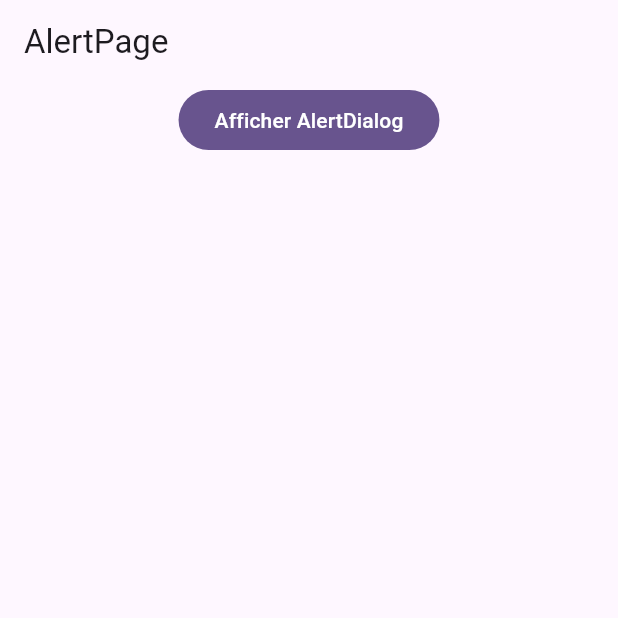
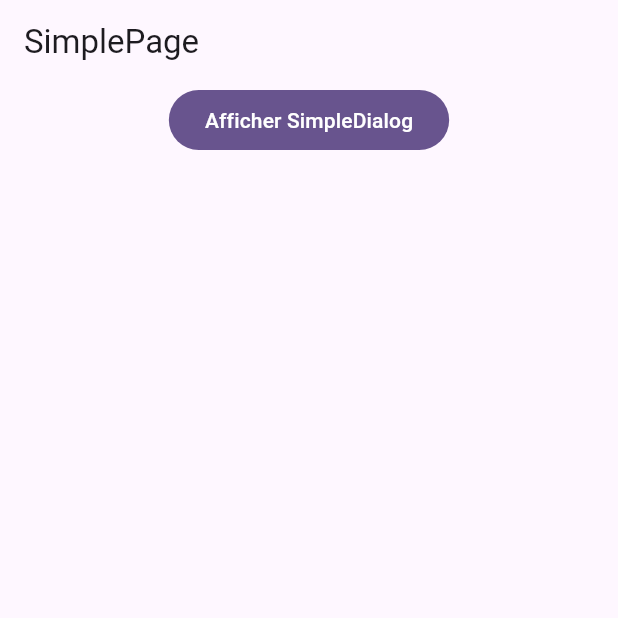
Before and after one commit to fabienlierville/flutter_di22-1_navigation, a Flutter app: the screen it shows after launch, on a phone screen of 412 x 824 dp, the top half of it. Run offline on Flutter 3.47's test engine with Material 3 defaults, Android fonts, the phone set to English and light mode, and no system bars.

Commit message:
SimpleDialog

```diff
--- a/lib/main.dart
+++ b/lib/main.dart
@@ -1,5 +1,6 @@
 import 'package:flutter/material.dart';
 import 'package:navigation/pages/alert_page.dart';
+import 'package:navigation/pages/simple_page.dart';
 import 'package:navigation/pages/snack_page.dart';
 
 void main() {
@@ -18,7 +19,7 @@ class MyApp extends StatelessWidget {
         colorScheme: ColorScheme.fromSeed(seedColor: Colors.deepPurple),
         useMaterial3: true,
       ),
-      home: AlertPage(),
+      home: SimplePage(),
     );
   }
 }
--- /dev/null
+++ b/lib/pages/simple_page.dart
@@ -0,0 +1,31 @@
+import 'package:flutter/material.dart';
+
+class SimplePage extends StatefulWidget {
+  const SimplePage({super.key});
+
+  @override
+  State<SimplePage> createState() => _SimplePageState();
+}
+
+class _SimplePageState extends State<SimplePage> {
+  @override
+  Widget build(BuildContext context) {
+    return Scaffold(
+      appBar: AppBar(
+        title: Text("SimplePage"),
+      ),
+      body: Center(
+        child: Column(
+          children: [
+            FilledButton(
+                onPressed: (){
+
+                },
+                child: Text("Afficher SimpleDialog")
+            )
+          ],
+        ),
+      ),
+    );
+  }
+}
```
